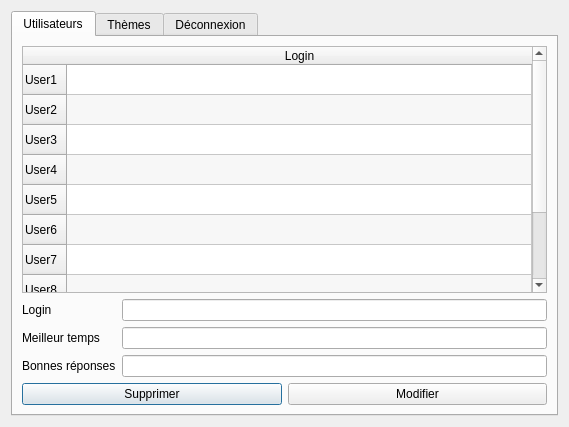
The window that mainmenu.ui (G4bleb/salt-n-pepper) describes before a commit, drawn with Qt 5.
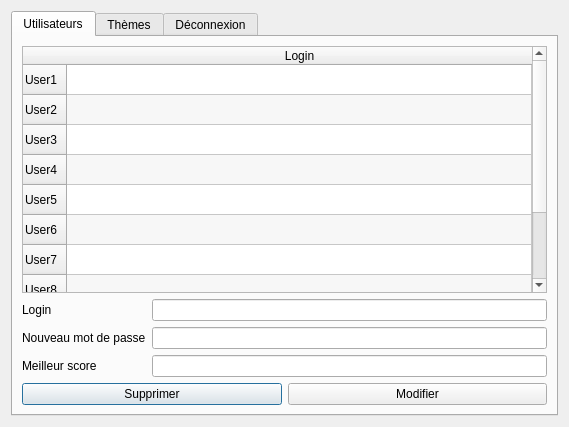
The same window after the commit.

The edit to the form file:
```diff
--- a/mainmenu.ui
+++ b/mainmenu.ui
@@ -29,10 +29,10 @@
       <attribute name="title">
        <string>Utilisateurs</string>
       </attribute>
+      <layout class="QVBoxLayout" name="verticalLayout_3">
+       <item>
       <layout class="QVBoxLayout" name="verticalLayout">
        <item>
-        <layout class="QVBoxLayout" name="verticalLayout_4">
-         <item>
           <widget class="QTableWidget" name="tableWidget_4">
            <property name="editTriggers">
             <set>QAbstractItemView::NoEditTriggers</set>
@@ -104,8 +104,6 @@
           </widget>
          </item>
          <item>
-          <layout class="QVBoxLayout" name="verticalLayout_3">
-           <item>
             <layout class="QFormLayout" name="formLayout">
              <item row="0" column="0">
               <widget class="QLabel" name="label_9">
@@ -118,24 +116,24 @@
               <widget class="QLineEdit" name="lineEdit_10"/>
              </item>
              <item row="1" column="0">
-              <widget class="QLabel" name="label_13">
+            <widget class="QLabel" name="label_10">
                <property name="text">
-                <string>Meilleur temps</string>
+              <string>Nouveau mot de passe</string>
                </property>
               </widget>
              </item>
              <item row="1" column="1">
-              <widget class="QLineEdit" name="lineEdit_14"/>
+            <widget class="QLineEdit" name="lineEdit_11"/>
              </item>
              <item row="2" column="0">
-              <widget class="QLabel" name="label_14">
+            <widget class="QLabel" name="label_13">
                <property name="text">
-                <string>Bonnes réponses</string>
+              <string>Meilleur score</string>
                </property>
               </widget>
              </item>
              <item row="2" column="1">
-              <widget class="QLineEdit" name="lineEdit_15"/>
+            <widget class="QLineEdit" name="lineEdit_14"/>
              </item>
             </layout>
            </item>
@@ -154,8 +152,6 @@
                 <string>Modifier</string>
                </property>
               </widget>
-             </item>
-            </layout>
            </item>
           </layout>
          </item>
```
Lines whose indentation alone changed are shown as unchanged.
